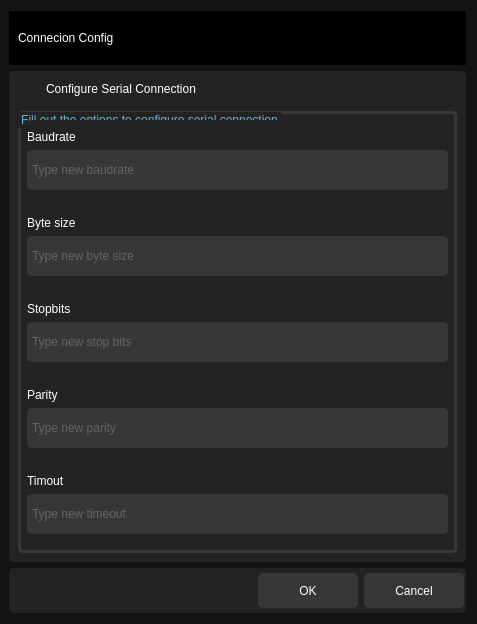
This is src/ui/connection_info.ui in ligerr13/PE_Spectroradiometer as Qt 5 draws it before an edit. The edited form follows.
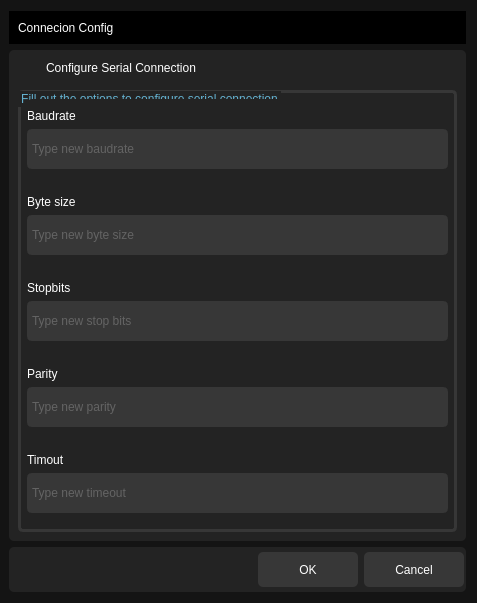
This is the edited form. Icons and pictures are not drawn.

Diff of the .ui file:
```diff
--- a/src/ui/connection_info.ui
+++ b/src/ui/connection_info.ui
@@ -7,7 +7,7 @@
     <x>0</x>
     <y>0</y>
     <width>477</width>
-    <height>624</height>
+    <height>603</height>
    </rect>
   </property>
   <property name="windowTitle">
```
